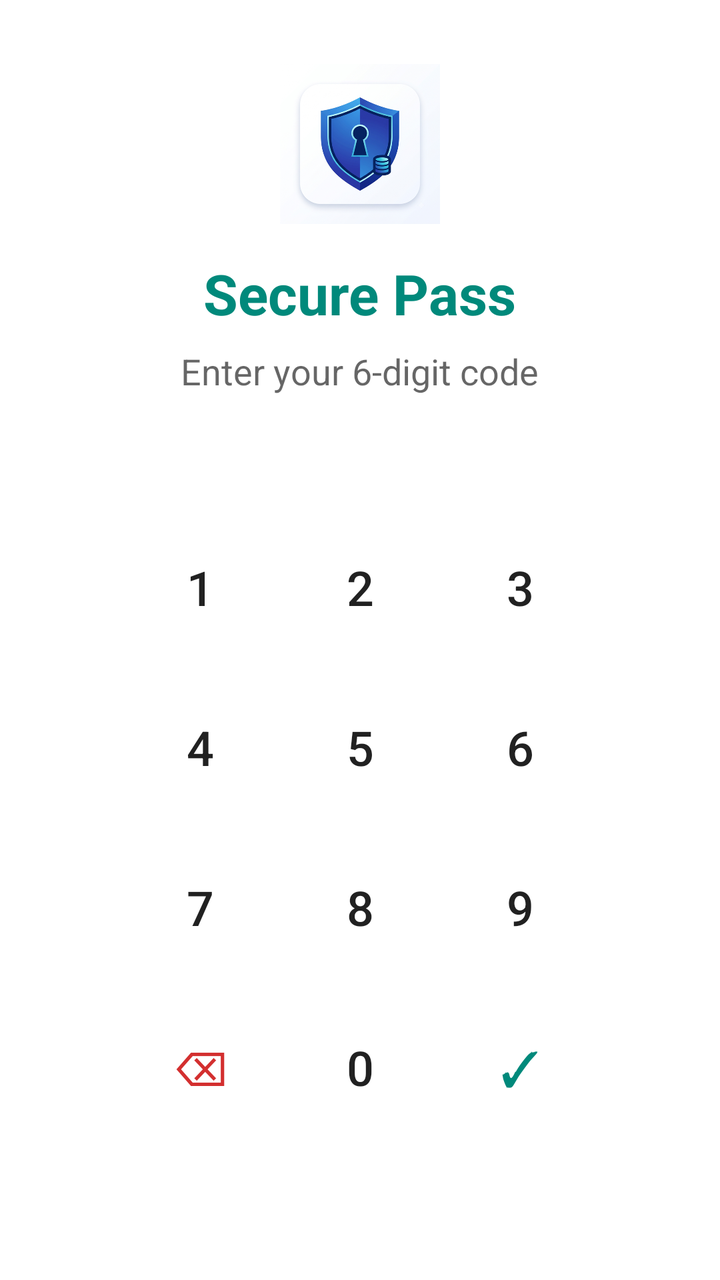
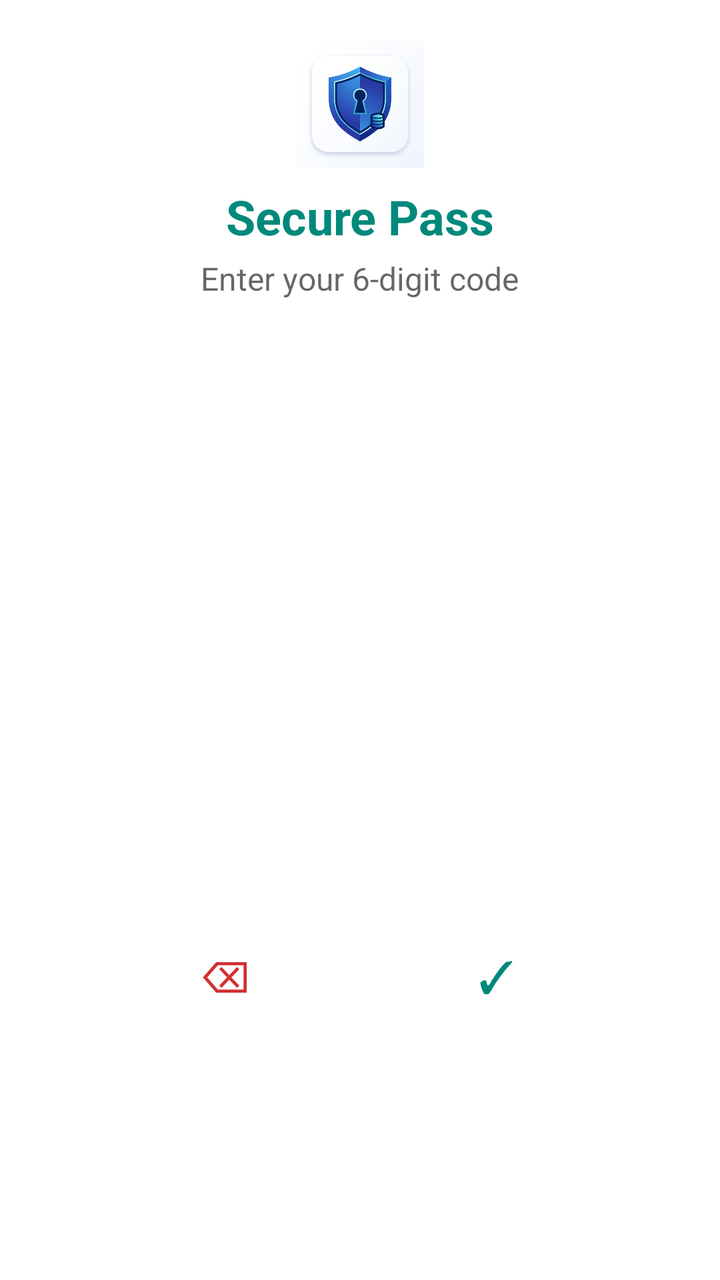

Screens rendered from an Android XML layout before and after an edit, with the pre-edit source and the edit as a unified diff.
<!-- AndroidManifest.xml: application theme Theme.SecurePass -->
<!-- res/layout/activity_main.xml -->
<?xml version="1.0" encoding="utf-8"?>
<LinearLayout
    xmlns:android="http://schemas.android.com/apk/res/android"
    xmlns:app="http://schemas.android.com/apk/res-auto"
    android:layout_width="match_parent"
    android:layout_height="match_parent"
    android:orientation="vertical"
    android:gravity="center_horizontal"
    android:paddingTop="32dp"
    android:paddingStart="24dp"
    android:paddingEnd="24dp"
    android:fitsSystemWindows="true">

    
    <ImageView
        android:id="@+id/ivLockIcon"
        android:layout_width="80dp"
        android:layout_height="80dp"
        android:src="@drawable/classic_blue"
        android:scaleType="fitCenter"
        android:adjustViewBounds="true"
        android:contentDescription="Secure Pass"
        android:layout_marginBottom="16dp"/>

    
    <TextView
        android:layout_width="wrap_content"
        android:layout_height="wrap_content"
        android:text="Secure Pass"
        android:textSize="28sp"
        android:textColor="?attr/colorPrimary"
        android:textStyle="bold"
        android:layout_marginBottom="8dp"/>

    
    <TextView
        android:id="@+id/tvInstruction"
        android:layout_width="wrap_content"
        android:layout_height="wrap_content"
        android:text="Enter your 6-digit code"
        android:textSize="18sp"
        android:textColor="?android:attr/textColorSecondary"
        android:layout_marginBottom="24dp"/>

    
    <LinearLayout
        android:id="@+id/pinDotsContainer"
        android:layout_width="wrap_content"
        android:layout_height="wrap_content"
        android:orientation="horizontal"
        android:layout_marginBottom="32dp">

        
    </LinearLayout>

    
    <GridLayout
        android:id="@+id/gridNumberPad"
        android:layout_width="wrap_content"
        android:layout_height="wrap_content"
        android:columnCount="3"
        android:rowCount="4"
        android:gravity="center">

        
        <Button android:id="@+id/btn1" style="@style/NumberPadButton" android:text="1"/>
        <Button android:id="@+id/btn2" style="@style/NumberPadButton" android:text="2"/>
        <Button android:id="@+id/btn3" style="@style/NumberPadButton" android:text="3"/>

        
        <Button android:id="@+id/btn4" style="@style/NumberPadButton" android:text="4"/>
        <Button android:id="@+id/btn5" style="@style/NumberPadButton" android:text="5"/>
        <Button android:id="@+id/btn6" style="@style/NumberPadButton" android:text="6"/>

        
        <Button android:id="@+id/btn7" style="@style/NumberPadButton" android:text="7"/>
        <Button android:id="@+id/btn8" style="@style/NumberPadButton" android:text="8"/>
        <Button android:id="@+id/btn9" style="@style/NumberPadButton" android:text="9"/>

        
        <Button android:id="@+id/btnDelete" style="@style/NumberPadButton" android:text="⌫"
            android:textColor="#D32F2F"/>
        <Button android:id="@+id/btn0" style="@style/NumberPadButton" android:text="0"/>
        <Button android:id="@+id/btnSubmit" style="@style/NumberPadButton" android:text="✓"
            android:textColor="?attr/colorPrimary"/>
    </GridLayout>

    <ImageButton
        android:id="@+id/btnBiometric"
        android:layout_width="64dp"
        android:layout_height="64dp"
        android:layout_marginTop="24dp"
        android:background="?attr/selectableItemBackgroundBorderless"
        android:src="@android:drawable/ic_dialog_info"
        android:contentDescription="Biometric Unlock"
        android:scaleType="fitCenter"
        app:tint="?attr/colorPrimary"
        android:visibility="gone"/>

    
    <TextView
        android:id="@+id/tvError"
        android:layout_width="wrap_content"
        android:layout_height="wrap_content"
        android:text="Wrong code. Try again."
        android:textSize="14sp"
        android:textColor="#D32F2F"
        android:visibility="gone"
        android:layout_marginTop="16dp"/>

</LinearLayout>
<!-- resources referenced by this layout -->
<resources>
  <!-- drawable classic_blue: png bitmap (drawable, 287927 bytes) -->
  <style name="NumberPadButton" parent="Widget.MaterialComponents.Button.TextButton">
          <item name="android:layout_width">72dp</item>
          <item name="android:layout_height">72dp</item>
          <item name="android:textSize">24sp</item>
          <item name="android:textColor">?android:attr/textColorPrimary</item>
          <item name="android:layout_margin">4dp</item>
          <item name="cornerRadius">36dp</item>
          <item name="android:insetTop">0dp</item>
          <item name="android:insetBottom">0dp</item>
          <item name="rippleColor">?attr/colorControlHighlight</item>
      </style>
  <style name="Theme.SecurePass" parent="Theme.MaterialComponents.DayNight.NoActionBar">
          
          <item name="colorPrimary">@color/palette_teal_primary</item>
          <item name="colorOnPrimary">@color/white</item>
          
          <item name="colorSecondary">#FFB300</item>
          <item name="colorOnSecondary">#000000</item>
          
          <item name="android:statusBarColor">@color/palette_teal_variant</item>
          
          <item name="android:windowBackground">?android:attr/colorBackground</item>
      </style>
  <color name="palette_teal_primary">#00897B</color>
  <color name="white">#FFFFFFFF</color>
  <color name="palette_teal_variant">#00695C</color>
</resources>

<!-- the commit's change to res/layout/activity_main.xml (unified diff, before → after) -->
@@ -6,7 +6,7 @@
     android:layout_height="match_parent"
     android:orientation="vertical"
     android:gravity="center_horizontal"
-    android:paddingTop="32dp"
+    android:paddingTop="20dp"
     android:paddingStart="24dp"
     android:paddingEnd="24dp"
     android:fitsSystemWindows="true">
@@ -14,23 +14,23 @@
     
     <ImageView
         android:id="@+id/ivLockIcon"
-        android:layout_width="80dp"
-        android:layout_height="80dp"
+        android:layout_width="64dp"
+        android:layout_height="64dp"
         android:src="@drawable/classic_blue"
         android:scaleType="fitCenter"
         android:adjustViewBounds="true"
         android:contentDescription="Secure Pass"
-        android:layout_marginBottom="16dp"/>
+        android:layout_marginBottom="8dp"/>
 
     
     <TextView
         android:layout_width="wrap_content"
         android:layout_height="wrap_content"
         android:text="Secure Pass"
-        android:textSize="28sp"
+        android:textSize="24sp"
         android:textColor="?attr/colorPrimary"
         android:textStyle="bold"
-        android:layout_marginBottom="8dp"/>
+        android:layout_marginBottom="4dp"/>
 
     
     <TextView
@@ -38,9 +38,9 @@
         android:layout_width="wrap_content"
         android:layout_height="wrap_content"
         android:text="Enter your 6-digit code"
-        android:textSize="18sp"
+        android:textSize="16sp"
         android:textColor="?android:attr/textColorSecondary"
-        android:layout_marginBottom="24dp"/>
+        android:layout_marginBottom="16dp"/>
 
     
     <LinearLayout
@@ -48,9 +48,7 @@
         android:layout_width="wrap_content"
         android:layout_height="wrap_content"
         android:orientation="horizontal"
-        android:layout_marginBottom="32dp">
-
-        
+        android:layout_marginBottom="16dp">
     </LinearLayout>
 
     
@@ -59,43 +57,46 @@
         android:layout_width="wrap_content"
         android:layout_height="wrap_content"
         android:columnCount="3"
-        android:rowCount="4"
+        android:rowCount="5"
         android:gravity="center">
 
         
-        <Button android:id="@+id/btn1" style="@style/NumberPadButton" android:text="1"/>
-        <Button android:id="@+id/btn2" style="@style/NumberPadButton" android:text="2"/>
-        <Button android:id="@+id/btn3" style="@style/NumberPadButton" android:text="3"/>
+        <Button android:id="@+id/btnKey0" style="@style/NumberPadButton"/>
+        <Button android:id="@+id/btnKey1" style="@style/NumberPadButton"/>
+        <Button android:id="@+id/btnKey2" style="@style/NumberPadButton"/>
 
         
-        <Button android:id="@+id/btn4" style="@style/NumberPadButton" android:text="4"/>
-        <Button android:id="@+id/btn5" style="@style/NumberPadButton" android:text="5"/>
-        <Button android:id="@+id/btn6" style="@style/NumberPadButton" android:text="6"/>
+        <Button android:id="@+id/btnKey3" style="@style/NumberPadButton"/>
+        <Button android:id="@+id/btnKey4" style="@style/NumberPadButton"/>
+        <Button android:id="@+id/btnKey5" style="@style/NumberPadButton"/>
 
         
-        <Button android:id="@+id/btn7" style="@style/NumberPadButton" android:text="7"/>
-        <Button android:id="@+id/btn8" style="@style/NumberPadButton" android:text="8"/>
-        <Button android:id="@+id/btn9" style="@style/NumberPadButton" android:text="9"/>
+        <Button android:id="@+id/btnKey6" style="@style/NumberPadButton"/>
+        <Button android:id="@+id/btnKey7" style="@style/NumberPadButton"/>
+        <Button android:id="@+id/btnKey8" style="@style/NumberPadButton"/>
+
+        
+        <Button android:id="@+id/btnKey9" style="@style/NumberPadButton"/>
+        <Button android:id="@+id/btnKey10" style="@style/NumberPadButton"/>
+        <Button android:id="@+id/btnKey11" style="@style/NumberPadButton"/>
 
         
         <Button android:id="@+id/btnDelete" style="@style/NumberPadButton" android:text="⌫"
             android:textColor="#D32F2F"/>
-        <Button android:id="@+id/btn0" style="@style/NumberPadButton" android:text="0"/>
+        <ImageButton
+            android:id="@+id/btnBiometric"
+            android:layout_width="64dp"
+            android:layout_height="64dp"
+            android:layout_margin="2dp"
+            android:background="?attr/selectableItemBackgroundBorderless"
+            android:src="@android:drawable/ic_dialog_info"
+            android:contentDescription="Biometric Unlock"
+            android:scaleType="fitCenter"
+            app:tint="?attr/colorPrimary"
+            android:visibility="invisible"/>
         <Button android:id="@+id/btnSubmit" style="@style/NumberPadButton" android:text="✓"
             android:textColor="?attr/colorPrimary"/>
     </GridLayout>
-
-    <ImageButton
-        android:id="@+id/btnBiometric"
-        android:layout_width="64dp"
-        android:layout_height="64dp"
-        android:layout_marginTop="24dp"
-        android:background="?attr/selectableItemBackgroundBorderless"
-        android:src="@android:drawable/ic_dialog_info"
-        android:contentDescription="Biometric Unlock"
-        android:scaleType="fitCenter"
-        app:tint="?attr/colorPrimary"
-        android:visibility="gone"/>
 
     
     <TextView
@@ -106,6 +107,6 @@
         android:textSize="14sp"
         android:textColor="#D32F2F"
         android:visibility="gone"
-        android:layout_marginTop="16dp"/>
+        android:layout_marginTop="12dp"/>
 
 </LinearLayout>
<!-- resource entries referenced after the edit -->
@@ -2,12 +2,12 @@
 <resources>
   <!-- drawable classic_blue: png bitmap (drawable, 287927 bytes) -->
   <style name="NumberPadButton" parent="Widget.MaterialComponents.Button.TextButton">
-          <item name="android:layout_width">72dp</item>
-          <item name="android:layout_height">72dp</item>
-          <item name="android:textSize">24sp</item>
+          <item name="android:layout_width">64dp</item>
+          <item name="android:layout_height">64dp</item>
+          <item name="android:textSize">22sp</item>
           <item name="android:textColor">?android:attr/textColorPrimary</item>
-          <item name="android:layout_margin">4dp</item>
-          <item name="cornerRadius">36dp</item>
+          <item name="android:layout_margin">2dp</item>
+          <item name="cornerRadius">32dp</item>
           <item name="android:insetTop">0dp</item>
           <item name="android:insetBottom">0dp</item>
           <item name="rippleColor">?attr/colorControlHighlight</item>
